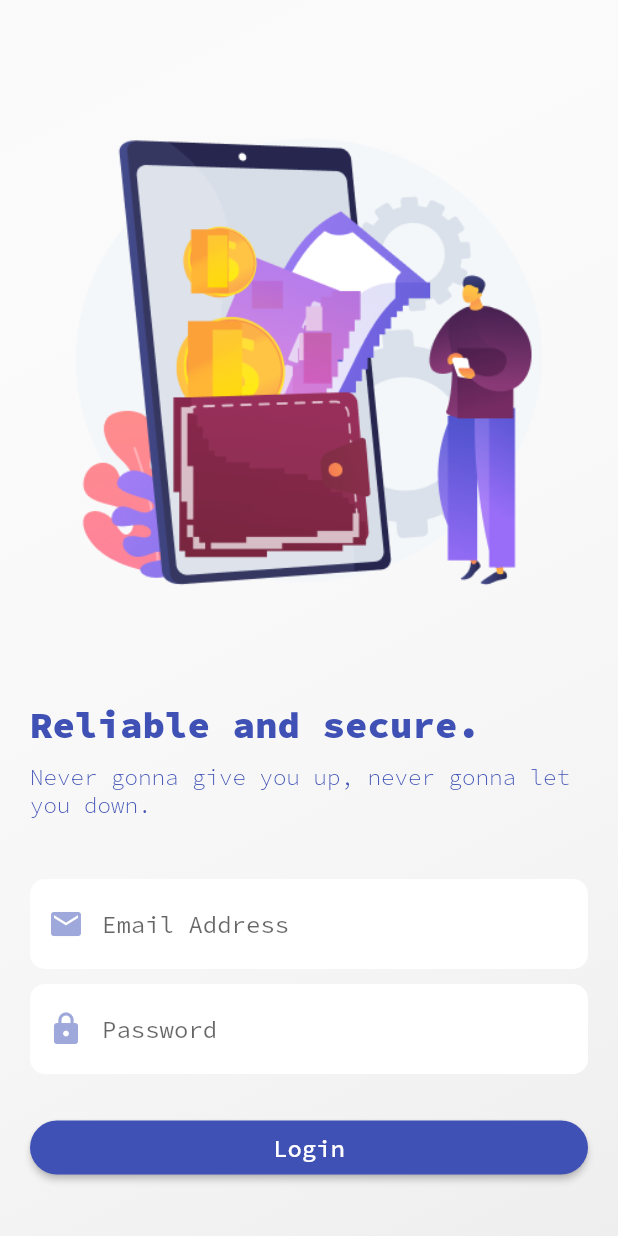
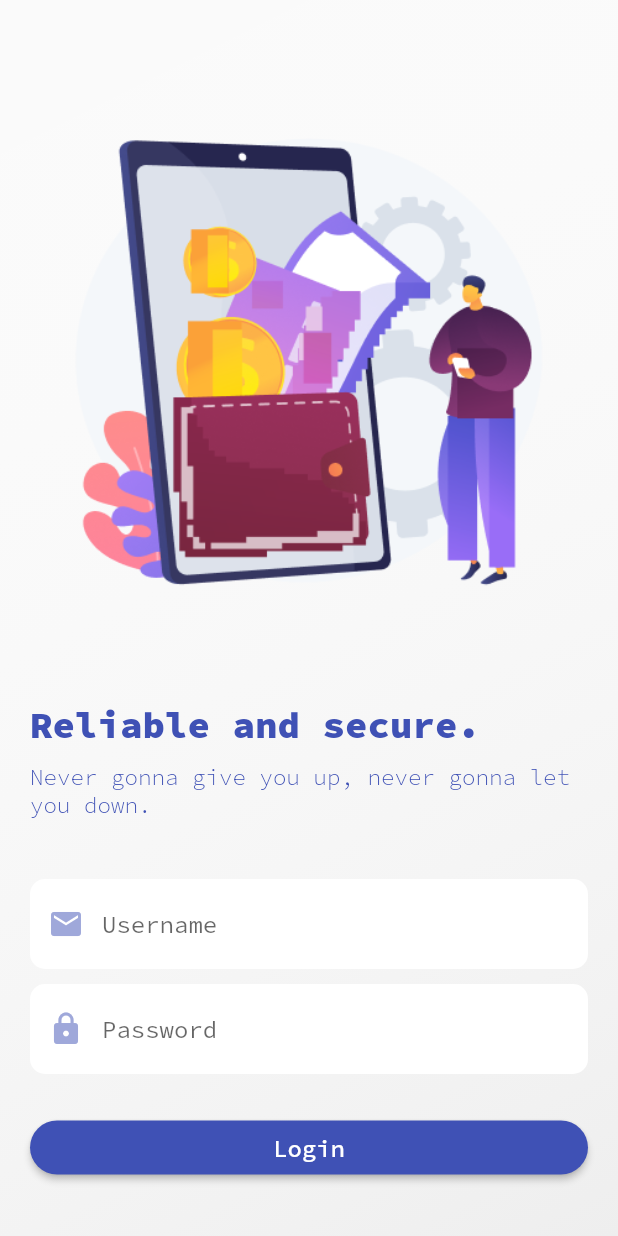
Before and after one commit to riaacordero/OOP-Module-2-Exam, a Flutter app: the screen it shows after launch, after a tap on "Login", on a phone screen of 412 x 824 dp. Run offline on Flutter 3.47's test engine with Material 2 defaults, Android fonts, the phone set to English and light mode, and no system bars; our stand-ins replace flutter_svg, google_fonts.

Commit message:
Changed text field from email to username

```diff
--- a/lib/login_screen.dart
+++ b/lib/login_screen.dart
@@ -68,7 +68,6 @@ class LoginScreen extends StatelessWidget {
                       crossAxisAlignment: CrossAxisAlignment.center,
                       children: [
                         TextField(
-                          keyboardType: TextInputType.emailAddress,
                           decoration: InputDecoration(
                               border: OutlineInputBorder(
                                   borderRadius: BorderRadius.circular(10),
@@ -76,7 +75,7 @@ class LoginScreen extends StatelessWidget {
                               ),
                               filled: true,
                               fillColor: Colors.white,
-                              hintText: "Email Address",
+                              hintText: "Username",
                               prefixIcon:
                                   Icon(Icons.email, color: Colors.indigo[200])
                           ),
```
